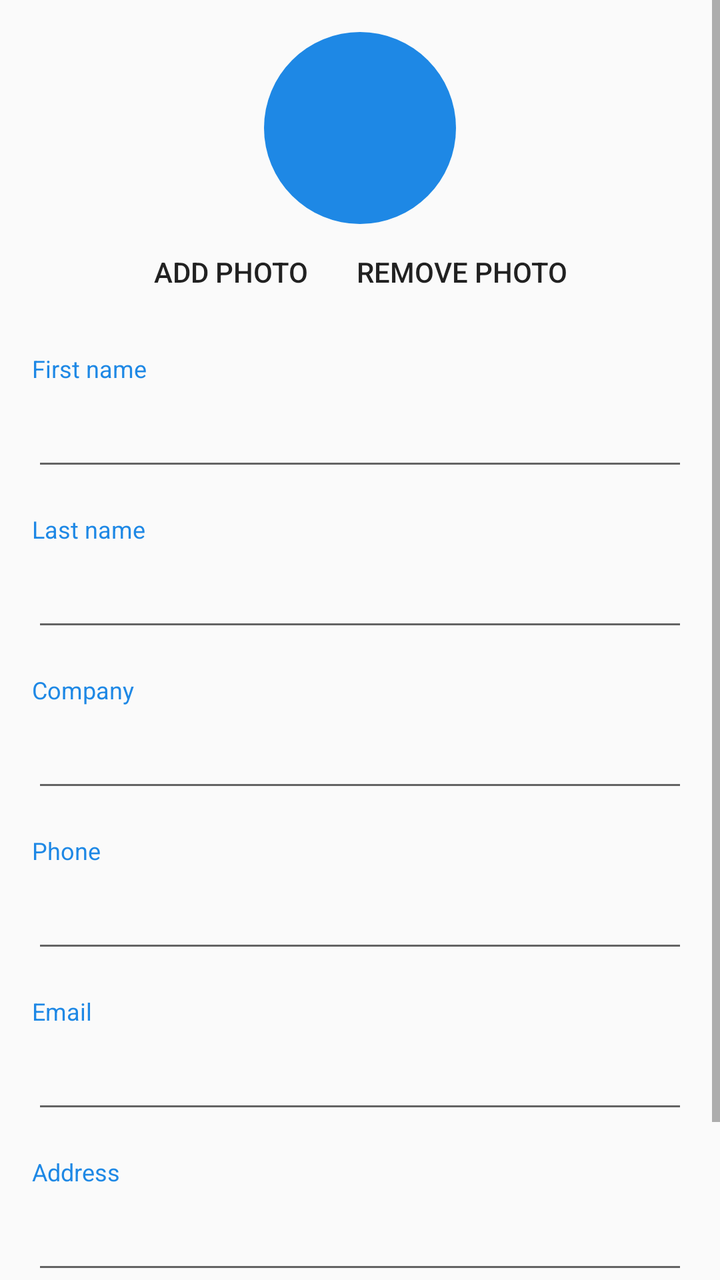
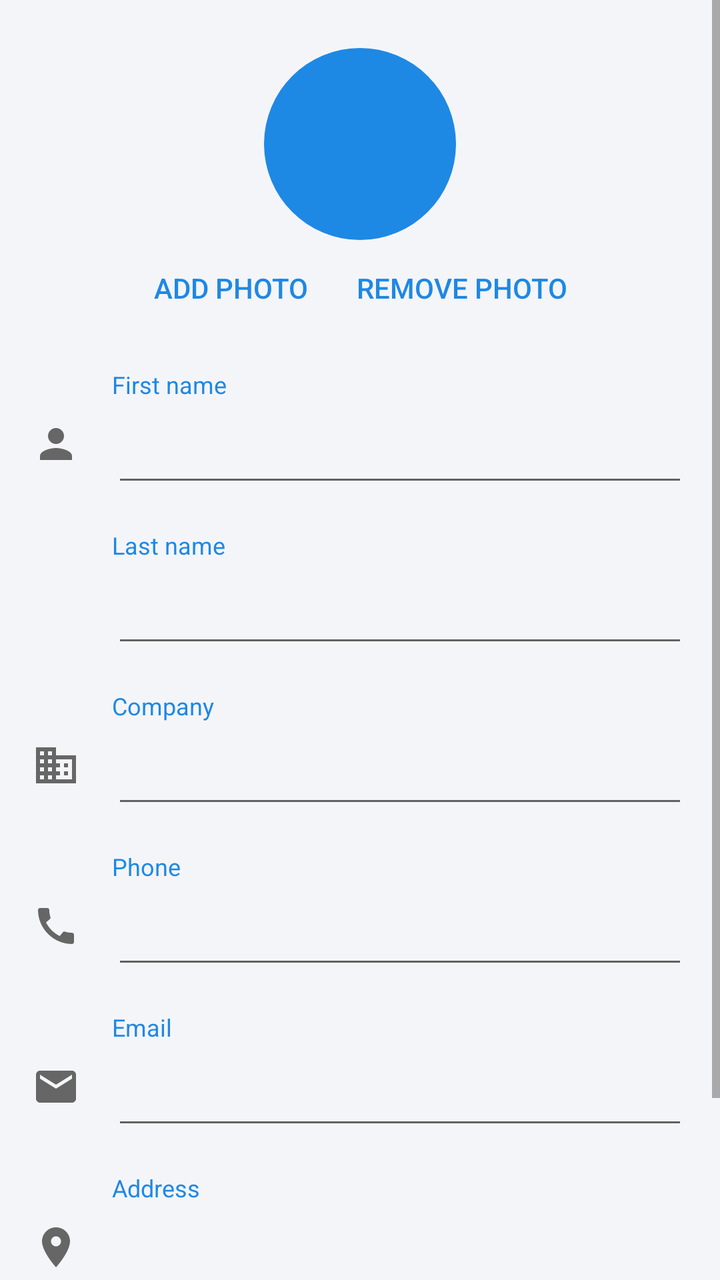

An Android layout rendered at two revisions. The XML below is the earlier revision; the diff shows what the commit changed to produce the second picture.
<!-- AndroidManifest.xml: application theme Theme.FtHangouts -->
<!-- res/layout/activity_contact_edit.xml -->
<?xml version="1.0" encoding="utf-8"?>
<ScrollView xmlns:android="http://schemas.android.com/apk/res/android"
    android:layout_width="match_parent"
    android:layout_height="match_parent"
    android:fillViewport="true">

    <LinearLayout
        android:layout_width="match_parent"
        android:layout_height="wrap_content"
        android:orientation="vertical"
        android:padding="16dp">

        
        <include
            android:id="@+id/edit_avatar"
            layout="@layout/view_avatar"
            android:layout_width="96dp"
            android:layout_height="96dp"
            android:layout_gravity="center_horizontal" />

        <LinearLayout
            android:layout_width="wrap_content"
            android:layout_height="wrap_content"
            android:layout_gravity="center_horizontal"
            android:orientation="horizontal">

            <Button
                android:id="@+id/button_photo"
                style="?android:attr/borderlessButtonStyle"
                android:layout_width="wrap_content"
                android:layout_height="wrap_content"
                android:text="@string/action_add_photo" />

            <Button
                android:id="@+id/button_remove_photo"
                style="?android:attr/borderlessButtonStyle"
                android:layout_width="wrap_content"
                android:layout_height="wrap_content"
                android:text="@string/action_remove_photo" />
        </LinearLayout>

        <TextView style="@style/FieldLabel"
            android:labelFor="@+id/edit_first_name" android:text="@string/label_first_name" />
        <EditText android:id="@+id/edit_first_name" style="@style/FieldInput"
            android:autofillHints="givenName" android:inputType="textPersonName|textCapWords" />

        <TextView style="@style/FieldLabel"
            android:labelFor="@+id/edit_last_name" android:text="@string/label_last_name" />
        <EditText android:id="@+id/edit_last_name" style="@style/FieldInput"
            android:autofillHints="familyName" android:inputType="textPersonName|textCapWords" />

        <TextView style="@style/FieldLabel"
            android:labelFor="@+id/edit_company" android:text="@string/label_company" />
        <EditText android:id="@+id/edit_company" style="@style/FieldInput"
            android:autofillHints="organization" android:inputType="textCapWords" />

        <TextView style="@style/FieldLabel"
            android:labelFor="@+id/edit_phone" android:text="@string/label_phone" />
        <EditText android:id="@+id/edit_phone" style="@style/FieldInput"
            android:autofillHints="phone" android:inputType="phone" />

        <TextView style="@style/FieldLabel"
            android:labelFor="@+id/edit_email" android:text="@string/label_email" />
        <EditText android:id="@+id/edit_email" style="@style/FieldInput"
            android:autofillHints="emailAddress" android:inputType="textEmailAddress" />

        <TextView style="@style/FieldLabel"
            android:labelFor="@+id/edit_address" android:text="@string/label_address" />
        <EditText android:id="@+id/edit_address" style="@style/FieldInput"
            android:autofillHints="postalAddress"
            android:inputType="textPostalAddress|textMultiLine|textCapWords" />


        <Button
            android:id="@+id/button_save"
            android:layout_width="match_parent"
            android:layout_height="wrap_content"
            android:layout_marginTop="24dp"
            android:text="@string/action_save" />
    </LinearLayout>
</ScrollView>
<!-- res/layout/view_avatar.xml (included above) -->
<?xml version="1.0" encoding="utf-8"?>
<FrameLayout xmlns:android="http://schemas.android.com/apk/res/android"
    android:layout_width="40dp"
    android:layout_height="40dp">

    <TextView
        android:id="@+id/avatar_initials"
        android:layout_width="match_parent"
        android:layout_height="match_parent"
        android:background="@drawable/avatar_circle"
        android:gravity="center"
        android:textColor="@color/white"
        android:textStyle="bold" />

    <ImageView
        android:id="@+id/avatar_photo"
        android:layout_width="match_parent"
        android:layout_height="match_parent"
        android:background="@drawable/avatar_circle"
        android:contentDescription="@string/contact_photo"
        android:scaleType="centerCrop"
        android:visibility="gone" />
</FrameLayout>
<!-- resources referenced by this layout -->
<resources>
  <!-- drawable avatar_circle (drawable) -->
  <?xml version="1.0" encoding="utf-8"?>
  <shape xmlns:android="http://schemas.android.com/apk/res/android"
      android:shape="oval">
      <solid android:color="@color/primary" />
  </shape>
  <style name="Theme.FtHangouts" parent="android:Theme.Material.Light.DarkActionBar">
          <item name="android:colorPrimary">@color/primary</item>
          <item name="android:colorPrimaryDark">@color/primary_dark</item>
          <item name="android:colorAccent">@color/accent</item>
          
          <item name="android:windowLightStatusBar">true</item>
      </style>
  <color name="primary">#FF1E88E5</color>
  <color name="primary_dark">#FF1565C0</color>
  <color name="accent">#FF00ACC1</color>
  <!-- unchanged entries left out for length: 13 -->
</resources>

<!-- the commit's change to res/layout/activity_contact_edit.xml (unified diff, before → after) -->
@@ -16,7 +16,8 @@
             layout="@layout/view_avatar"
             android:layout_width="96dp"
             android:layout_height="96dp"
-            android:layout_gravity="center_horizontal" />
+            android:layout_gravity="center_horizontal"
+            android:layout_marginTop="8dp" />
 
         <LinearLayout
             android:layout_width="wrap_content"
@@ -26,56 +27,84 @@
 
             <Button
                 android:id="@+id/button_photo"
-                style="?android:attr/borderlessButtonStyle"
+                style="@android:style/Widget.Material.Button.Borderless.Colored"
                 android:layout_width="wrap_content"
                 android:layout_height="wrap_content"
                 android:text="@string/action_add_photo" />
 
             <Button
                 android:id="@+id/button_remove_photo"
-                style="?android:attr/borderlessButtonStyle"
+                style="@android:style/Widget.Material.Button.Borderless.Colored"
                 android:layout_width="wrap_content"
                 android:layout_height="wrap_content"
                 android:text="@string/action_remove_photo" />
         </LinearLayout>
 
-        <TextView style="@style/FieldLabel"
-            android:labelFor="@+id/edit_first_name" android:text="@string/label_first_name" />
-        <EditText android:id="@+id/edit_first_name" style="@style/FieldInput"
-            android:autofillHints="givenName" android:inputType="textPersonName|textCapWords" />
+        <LinearLayout style="@style/FieldRow">
+            <ImageView style="@style/FieldIcon" android:src="@drawable/ic_person" />
+            <LinearLayout style="@style/FieldColumn">
+                <TextView style="@style/FieldLabel"
+                    android:labelFor="@+id/edit_first_name" android:text="@string/label_first_name" />
+                <EditText android:id="@+id/edit_first_name" style="@style/FieldInput"
+                    android:autofillHints="givenName" android:inputType="textPersonName|textCapWords" />
+            </LinearLayout>
+        </LinearLayout>
 
-        <TextView style="@style/FieldLabel"
-            android:labelFor="@+id/edit_last_name" android:text="@string/label_last_name" />
-        <EditText android:id="@+id/edit_last_name" style="@style/FieldInput"
-            android:autofillHints="familyName" android:inputType="textPersonName|textCapWords" />
+        <LinearLayout style="@style/FieldRow">
+            <View style="@style/FieldIcon" />
+            <LinearLayout style="@style/FieldColumn">
+                <TextView style="@style/FieldLabel"
+                    android:labelFor="@+id/edit_last_name" android:text="@string/label_last_name" />
+                <EditText android:id="@+id/edit_last_name" style="@style/FieldInput"
+                    android:autofillHints="familyName" android:inputType="textPersonName|textCapWords" />
+            </LinearLayout>
+        </LinearLayout>
 
-        <TextView style="@style/FieldLabel"
-            android:labelFor="@+id/edit_company" android:text="@string/label_company" />
-        <EditText android:id="@+id/edit_company" style="@style/FieldInput"
-            android:autofillHints="organization" android:inputType="textCapWords" />
+        <LinearLayout style="@style/FieldRow">
+            <ImageView style="@style/FieldIcon" android:src="@drawable/ic_business" />
+            <LinearLayout style="@style/FieldColumn">
+                <TextView style="@style/FieldLabel"
+                    android:labelFor="@+id/edit_company" android:text="@string/label_company" />
+                <EditText android:id="@+id/edit_company" style="@style/FieldInput"
+                    android:autofillHints="organization" android:inputType="textCapWords" />
+            </LinearLayout>
+        </LinearLayout>
 
-        <TextView style="@style/FieldLabel"
-            android:labelFor="@+id/edit_phone" android:text="@string/label_phone" />
-        <EditText android:id="@+id/edit_phone" style="@style/FieldInput"
-            android:autofillHints="phone" android:inputType="phone" />
+        <LinearLayout style="@style/FieldRow">
+            <ImageView style="@style/FieldIcon" android:src="@drawable/ic_call" />
+            <LinearLayout style="@style/FieldColumn">
+                <TextView style="@style/FieldLabel"
+                    android:labelFor="@+id/edit_phone" android:text="@string/label_phone" />
+                <EditText android:id="@+id/edit_phone" style="@style/FieldInput"
+                    android:autofillHints="phone" android:inputType="phone" />
+            </LinearLayout>
+        </LinearLayout>
 
-        <TextView style="@style/FieldLabel"
-            android:labelFor="@+id/edit_email" android:text="@string/label_email" />
-        <EditText android:id="@+id/edit_email" style="@style/FieldInput"
-            android:autofillHints="emailAddress" android:inputType="textEmailAddress" />
+        <LinearLayout style="@style/FieldRow">
+            <ImageView style="@style/FieldIcon" android:src="@drawable/ic_email" />
+            <LinearLayout style="@style/FieldColumn">
+                <TextView style="@style/FieldLabel"
+                    android:labelFor="@+id/edit_email" android:text="@string/label_email" />
+                <EditText android:id="@+id/edit_email" style="@style/FieldInput"
+                    android:autofillHints="emailAddress" android:inputType="textEmailAddress" />
+            </LinearLayout>
+        </LinearLayout>
 
-        <TextView style="@style/FieldLabel"
-            android:labelFor="@+id/edit_address" android:text="@string/label_address" />
-        <EditText android:id="@+id/edit_address" style="@style/FieldInput"
-            android:autofillHints="postalAddress"
-            android:inputType="textPostalAddress|textMultiLine|textCapWords" />
-
+        <LinearLayout style="@style/FieldRow">
+            <ImageView style="@style/FieldIcon" android:src="@drawable/ic_place" />
+            <LinearLayout style="@style/FieldColumn">
+                <TextView style="@style/FieldLabel"
+                    android:labelFor="@+id/edit_address" android:text="@string/label_address" />
+                <EditText android:id="@+id/edit_address" style="@style/FieldInput"
+                    android:autofillHints="postalAddress" android:inputType="textPostalAddress|textMultiLine|textCapWords" />
+            </LinearLayout>
+        </LinearLayout>
 
         <Button
             android:id="@+id/button_save"
+            style="@style/FilledButton"
             android:layout_width="match_parent"
-            android:layout_height="wrap_content"
-            android:layout_marginTop="24dp"
+            android:layout_marginTop="32dp"
             android:text="@string/action_save" />
     </LinearLayout>
 </ScrollView>
<!-- resource entries referenced after the edit -->
@@ -4,18 +4,117 @@
   <?xml version="1.0" encoding="utf-8"?>
   <shape xmlns:android="http://schemas.android.com/apk/res/android"
       android:shape="oval">
-      <solid android:color="@color/primary" />
+      <solid android:color="?android:attr/colorPrimary" />
   </shape>
+  <!-- drawable ic_business (drawable) -->
+  <?xml version="1.0" encoding="utf-8"?>
+  <vector xmlns:android="http://schemas.android.com/apk/res/android"
+      android:width="24dp"
+      android:height="24dp"
+      android:tint="?android:attr/colorControlNormal"
+      android:viewportWidth="24"
+      android:viewportHeight="24">
+      <path
+          android:fillColor="@android:color/white"
+          android:pathData="M12,7V3H2v18h20V7H12zM6,19H4v-2h2v2zM6,15H4v-2h2v2zM6,11H4V9h2v2zM6,7H4V5h2v2zM10,19H8v-2h2v2zM10,15H8v-2h2v2zM10,11H8V9h2v2zM10,7H8V5h2v2zM20,19h-8v-2h2v-2h-2v-2h2v-2h-2V9h8v10zM18,11h-2v2h2v-2zM18,15h-2v2h2v-2z" />
+  </vector>
+  <!-- drawable ic_call (drawable) -->
+  <?xml version="1.0" encoding="utf-8"?>
+  <vector xmlns:android="http://schemas.android.com/apk/res/android"
+      android:width="24dp"
+      android:height="24dp"
+      android:tint="?android:attr/colorControlNormal"
+      android:viewportWidth="24"
+      android:viewportHeight="24">
+      <path
+          android:fillColor="@android:color/white"
+          android:pathData="M20.01,15.38c-1.23,0 -2.42,-0.2 -3.53,-0.56 -0.35,-0.12 -0.74,-0.03 -1.01,0.24l-1.57,1.97c-2.83,-1.35 -5.48,-3.9 -6.89,-6.83l1.95,-1.66c0.27,-0.28 0.35,-0.67 0.24,-1.02 -0.37,-1.11 -0.56,-2.3 -0.56,-3.53 0,-0.54 -0.45,-0.99 -0.99,-0.99H4.19C3.65,3 3,3.24 3,3.99 3,13.28 10.73,21 20.01,21c0.71,0 0.99,-0.63 0.99,-1.18v-3.45c0,-0.54 -0.45,-0.99 -0.99,-0.99z" />
+  </vector>
+  <!-- drawable ic_email (drawable) -->
+  <?xml version="1.0" encoding="utf-8"?>
+  <vector xmlns:android="http://schemas.android.com/apk/res/android"
+      android:width="24dp"
+      android:height="24dp"
+      android:tint="?android:attr/colorControlNormal"
+      android:viewportWidth="24"
+      android:viewportHeight="24">
+      <path
+          android:fillColor="@android:color/white"
+          android:pathData="M20,4H4c-1.1,0 -1.99,0.9 -1.99,2L2,18c0,1.1 0.9,2 2,2h16c1.1,0 2,-0.9 2,-2V6c0,-1.1 -0.9,-2 -2,-2zM20,8l-8,5 -8,-5V6l8,5 8,-5v2z" />
+  </vector>
+  <!-- drawable ic_person (drawable) -->
+  <?xml version="1.0" encoding="utf-8"?>
+  <vector xmlns:android="http://schemas.android.com/apk/res/android"
+      android:width="24dp"
+      android:height="24dp"
+      android:tint="?android:attr/colorControlNormal"
+      android:viewportWidth="24"
+      android:viewportHeight="24">
+      <path
+          android:fillColor="@android:color/white"
+          android:pathData="M12,12c2.21,0 4,-1.79 4,-4s-1.79,-4 -4,-4 -4,1.79 -4,4 1.79,4 4,4zM12,14c-2.67,0 -8,1.34 -8,4v2h16v-2c0,-2.66 -5.33,-4 -8,-4z" />
+  </vector>
+  <!-- drawable ic_place (drawable) -->
+  <?xml version="1.0" encoding="utf-8"?>
+  <vector xmlns:android="http://schemas.android.com/apk/res/android"
+      android:width="24dp"
+      android:height="24dp"
+      android:tint="?android:attr/colorControlNormal"
+      android:viewportWidth="24"
+      android:viewportHeight="24">
+      <path
+          android:fillColor="@android:color/white"
+          android:pathData="M12,2C8.13,2 5,5.13 5,9c0,5.25 7,13 7,13s7,-7.75 7,-13c0,-3.87 -3.13,-7 -7,-7zM12,11.5c-1.38,0 -2.5,-1.12 -2.5,-2.5s1.12,-2.5 2.5,-2.5 2.5,1.12 2.5,2.5 -1.12,2.5 -2.5,2.5z" />
+  </vector>
+  <style name="FieldColumn">
+          <item name="android:layout_width">0dp</item>
+          <item name="android:layout_height">wrap_content</item>
+          <item name="android:layout_weight">1</item>
+          <item name="android:orientation">vertical</item>
+      </style>
+  <style name="FieldIcon">
+          <item name="android:layout_width">24dp</item>
+          <item name="android:layout_height">24dp</item>
+          <item name="android:layout_marginTop">42dp</item>
+          <item name="android:layout_marginEnd">16dp</item>
+          <item name="android:importantForAccessibility">no</item>
+          <item name="android:tint">?android:attr/textColorSecondary</item>
+      </style>
+  <style name="FieldRow">
+          <item name="android:layout_width">match_parent</item>
+          <item name="android:layout_height">wrap_content</item>
+          <item name="android:orientation">horizontal</item>
+      </style>
+  <style name="FilledButton" parent="android:Widget.Material.Button">
+          <item name="android:layout_height">48dp</item>
+          <item name="android:background">@drawable/bg_button_filled</item>
+          <item name="android:textColor">@color/white</item>
+          <item name="android:textSize">15sp</item>
+          <item name="android:elevation">2dp</item>
+          <item name="android:stateListAnimator">@null</item>
+      </style>
   <style name="Theme.FtHangouts" parent="android:Theme.Material.Light.DarkActionBar">
-          <item name="android:colorPrimary">@color/primary</item>
-          <item name="android:colorPrimaryDark">@color/primary_dark</item>
-          <item name="android:colorAccent">@color/accent</item>
+          <item name="android:colorPrimary">@color/header_blue</item>
+          <item name="android:colorPrimaryDark">@color/header_blue</item>
+          <item name="android:colorAccent">@color/header_blue</item>
+          <item name="android:colorBackground">@color/background</item>
+          <item name="android:windowBackground">@color/background</item>
           
-          <item name="android:windowLightStatusBar">true</item>
+          <item name="android:windowLightStatusBar">false</item>
       </style>
-  <color name="primary">#FF1E88E5</color>
-  <color name="primary_dark">#FF1565C0</color>
-  <color name="accent">#FF00ACC1</color>
+  <!-- drawable bg_button_filled (drawable) -->
+  <?xml version="1.0" encoding="utf-8"?>
+  <ripple xmlns:android="http://schemas.android.com/apk/res/android"
+      android:color="#40FFFFFF">
+      <item>
+          <shape android:shape="rectangle">
+              <solid android:color="?android:attr/colorPrimary" />
+              <corners android:radius="24dp" />
+          </shape>
+      </item>
+  </ripple>
+  <color name="header_blue">#FF1E88E5</color>
+  <color name="background">#FFF4F5F8</color>
   <!-- unchanged entries left out for length: 13 -->
 </resources>
 
